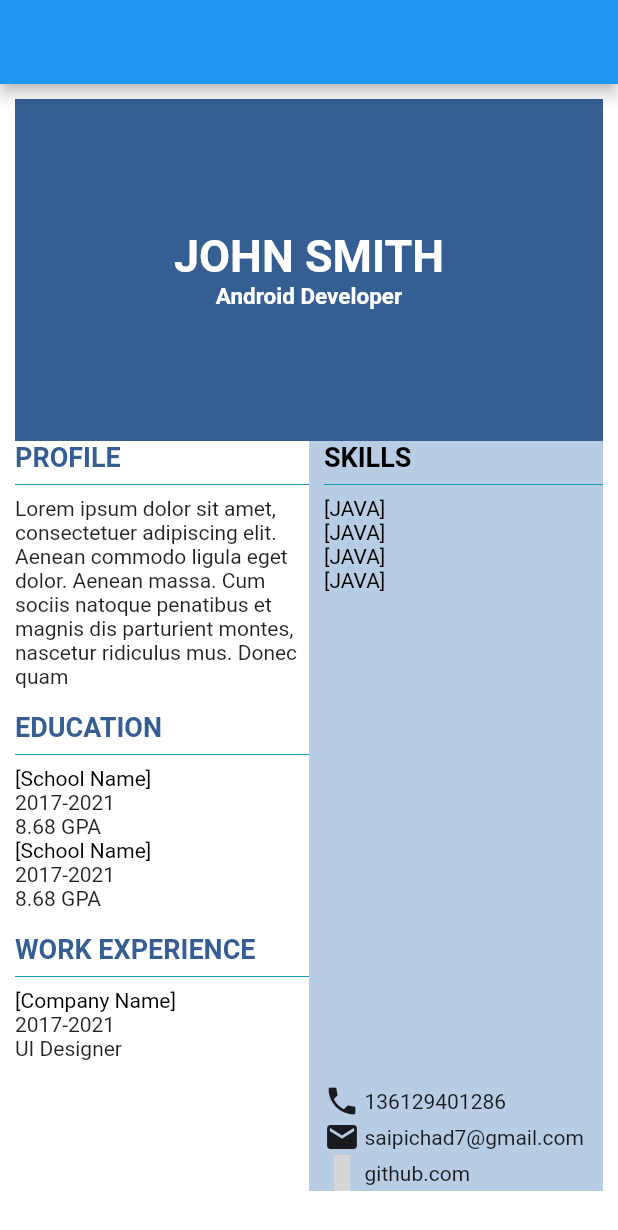
After one commit to SainathPichad0/resume_project, a Flutter app: the screen it shows after launch, on a phone screen of 412 x 824 dp. The commit adds this screen. Shown: the top 1230 px of the screen. Run offline on Flutter 3.47's test engine with Material 2 defaults, Android fonts, the phone set to English and light mode, and no system bars; our stand-ins replace material_design_icons_flutter; grey boxes are pictures that could not be loaded.

Commit message:
template

```diff
--- /dev/null
+++ b/lib/UI/templates/resume2.dart
@@ -0,0 +1,310 @@
+import 'package:flutter/material.dart';
+import 'package:material_design_icons_flutter/material_design_icons_flutter.dart';
+
+class Resume2 extends StatefulWidget {
+  const Resume2({Key? key}) : super(key: key);
+
+  @override
+  _Resume2State createState() => _Resume2State();
+}
+
+class _Resume2State extends State<Resume2> {
+  @override
+  Widget build(BuildContext context) {
+    return Scaffold(
+      appBar: AppBar(),
+      backgroundColor: Colors.white,
+      body: Container(
+        child: Column(
+          crossAxisAlignment: CrossAxisAlignment.start,
+          children: [
+            Expanded(
+                child: Container(
+              width: 500,
+              margin: EdgeInsets.only(top: 10, left: 10, right: 10),
+              color: Color(0xff355E92),
+              child: Center(
+                  child: Column(
+                mainAxisAlignment: MainAxisAlignment.center,
+                children: [
+                  Wrap(
+                    children: [
+                      Text(
+                        "JOHN SMITH",
+                        style: TextStyle(
+                            color: Colors.white,
+                            fontSize: 30,
+                            fontWeight: FontWeight.w700),
+                      ),
+                    ],
+                  ),
+                  Wrap(
+                    children: [
+                      Text(
+                        "Android Developer",
+                        style: TextStyle(
+                            color: Colors.white,
+                            fontSize: 15,
+                            fontWeight: FontWeight.w700),
+                      ),
+                    ],
+                  )
+                ],
+              )),
+            )),
+            Row(
+              children: [
+                Expanded(
+                    child: Container(
+                      height: 500,
+                  margin: EdgeInsets.only(left: 10,),
+                  child: Column(
+                    crossAxisAlignment: CrossAxisAlignment.start,
+                    mainAxisAlignment: MainAxisAlignment.start,
+                    children: [
+                      Wrap(
+                        children: [
+                          SizedBox(
+                            height: 10,
+                          ),
+                          Text(
+                            "PROFILE",
+                            style: TextStyle(
+                                color: Color(0xff355e92),
+                                fontSize: 18,
+                                fontWeight: FontWeight.bold),
+                          ),
+                          Divider(
+                            color: Color(0xff169db3),
+                          ),
+                        ],
+                      ),
+                      Text(
+                          "Lorem ipsum dolor sit amet, consectetuer adipiscing elit. Aenean commodo ligula eget dolor. Aenean massa. Cum sociis natoque penatibus et magnis dis parturient montes, nascetur ridiculus mus. Donec quam "),
+                      SizedBox(
+                        height: 15,
+                      ),
+                      Text(
+                        "EDUCATION",
+                        style: TextStyle(
+                            color: Color(0xff355e92),
+                            fontSize: 18,
+                            fontWeight: FontWeight.bold),
+                      ),
+                      Divider(
+                        color: Color(0xff169db3),
+                      ),
+                      Wrap(
+                        children: [
+                          Text(
+                            "[School Name]",
+                            style: TextStyle(color: Colors.black),
+                          )
+                        ],
+                      ),
+                      Text("2017-2021"),
+                      Text("8.68 GPA"),
+                      Wrap(
+                        children: [
+                          Text(
+                            "[School Name]",
+                            style: TextStyle(color: Colors.black),
+                          )
+                        ],
+                      ),
+                      Text("2017-2021"),
+                      Text("8.68 GPA"),
+                      SizedBox(
+                        height: 15,
+                      ),
+                      Text(
+                        "WORK EXPERIENCE",
+                        style: TextStyle(
+                            color: Color(0xff355e92),
+
+                            fontSize: 18,
+                            fontWeight: FontWeight.bold),
+                      ),
+                      Divider(
+                        color: Color(0xff169db3),
+                      ),
+                      Wrap(
+                        children: [
+                          Text(
+                            "[Company Name]",
+                            style: TextStyle(color: Colors.black),
+                          )
+                        ],
+                      ),
+                      Text("2017-2021"),
+                      Text("UI Designer"),
+                      SizedBox(
+                        height: 15,
+                      ),
+                      // Text(
+                      //   "SKILLS",
+                      //   style: TextStyle(
+                      //       color: Colors.black,
+                      //       fontSize: 15,
+                      //       fontWeight: FontWeight.bold),
+                      // ),
+                      // Divider(
+                      //   color: Color(0xff169db3),
+                      // ),
+                      // Text("SKILL1"),
+                      // Text("SKILL1"),
+                      // Text("SKILL1"),
+                    ],
+                  ),
+                )),
+                Expanded(
+                    child: Container(
+                  height: 500,
+                  margin: EdgeInsets.only(right: 10),
+                  color: Color(0xffB8CCE4),
+
+
+                    child:  Column(
+                      crossAxisAlignment: CrossAxisAlignment.start,
+                      mainAxisAlignment: MainAxisAlignment.spaceBetween,
+                      children: [
+                        Container(
+                          margin: EdgeInsets.only(left: 10),
+
+                          child: Column(
+                            crossAxisAlignment: CrossAxisAlignment.start,
+                            children: [
+                              Text(
+                                "SKILLS",
+                                style: TextStyle(
+                                    color:Colors.black,
+
+                                    fontSize: 18,
+                                    fontWeight: FontWeight.bold),
+                              ),
+                              Divider(
+                                color: Color(0xff169db3),
+                              ),
+                              Wrap(
+                                children: [
+                                  Text(
+                                    "[JAVA]",
+                                    style: TextStyle(color: Colors.black),
+                                  ),
+
+                                ],
+                              ),
+                              Wrap(
+                                children: [
+                                  Text(
+                                    "[JAVA]",
+                                    style: TextStyle(color: Colors.black),
+                                  ),
+
+                                ],
+                              ),
+                              Wrap(
+                                children: [
+                                  Text(
+                                    "[JAVA]",
+                                    style: TextStyle(color: Colors.black),
+                                  ),
+
+                                ],
+                              ),
+                              Wrap(
+                                children: [
+                                  Text(
+                                    "[JAVA]",
+                                    style: TextStyle(color: Colors.black),
+                                  ),
+
+                                ],
+                              ),
+                            ],
+                          ),
+                        ),
+
+
+                        social_colum(),
+                      ],
+                    )
+                    )
+                ,
+                ),
+              ],
+            ),
+            SizedBox(
+              height: 30,
+            )
+          ],
+        ),
+      ),
+    );
+  }
+}
+
+class social_colum extends StatelessWidget {
+  const social_colum({
+    Key? key,
+  }) : super(key: key);
+
+  @override
+  Widget build(BuildContext context) {
+    return Container(
+      margin: EdgeInsets.only(left: 10),
+      child: Column(
+        crossAxisAlignment: CrossAxisAlignment.start,
+         children: [
+
+           rowofsocial(
+             icon:
+               Icons.phone,
+
+             textof: "136129401286",
+
+           ),
+           rowofsocial(
+             icon:
+             Icons.email,
+
+             textof: "saipichad7@gmail.com",
+
+           ),
+           rowofsocial(
+             icon:
+             MdiIcons.github,
+
+             textof: "github.com",
+
+           )
+         ],
+      ),
+    );
+  }
+}
+
+class rowofsocial extends StatelessWidget {
+  IconData icon;
+  String textof;
+  rowofsocial({
+    required this.icon,
+    required this.textof
+});
+  @override
+  Widget build(BuildContext context) {
+    return Row(
+      mainAxisAlignment: MainAxisAlignment.start,
+      children: [
+        Icon(icon),
+      SizedBox(
+        width: 3,
+      ),
+    Wrap(
+      children: [
+        Text(textof)
+      ],
+    )
+    ],);
+  }
+}
--- a/lib/main.dart
+++ b/lib/main.dart
@@ -1,6 +1,7 @@
 import 'package:flutter/material.dart';
 import 'package:my_resume/UI/pages/details_page.dart';
 import 'package:my_resume/UI/templates/resume1.dart';
+import 'package:my_resume/UI/templates/resume2.dart';
 
 void main() {
   runApp(const MyApp());
@@ -26,7 +27,7 @@ class MyApp extends StatelessWidget {
         // is not restarted.
         primarySwatch: Colors.blue,
       ),
-      home: DetailsPage(),
+      home: Resume2(),
     );
   }
 }
```
